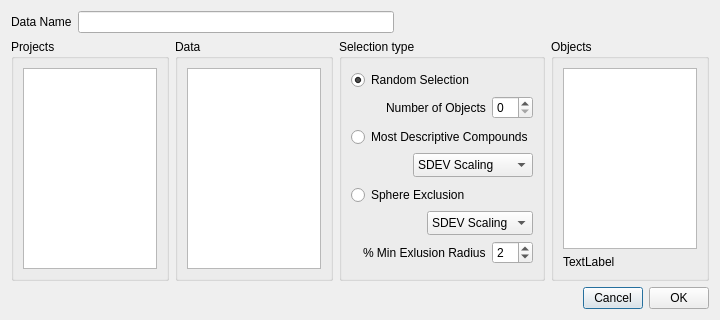
Before: the Qt Designer form src/SelectionObjectsDialog.ui in gmrandazzo/QStudioMetrics, drawn with Qt 5.
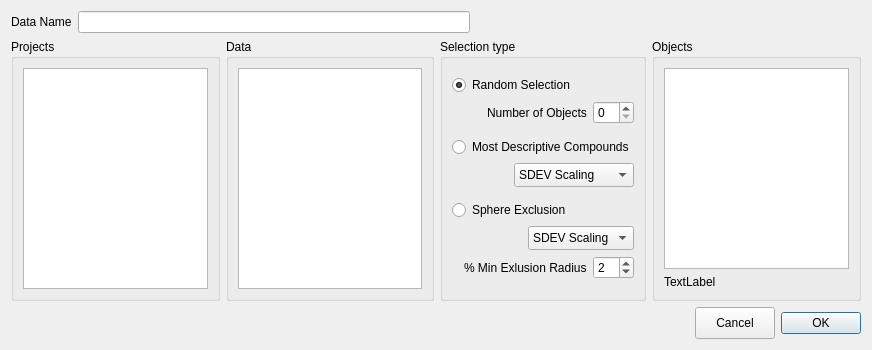
After: the same form once the commit is applied.

The edit to the form file:
```diff
--- a/src/SelectionObjectsDialog.ui
+++ b/src/SelectionObjectsDialog.ui
@@ -6,8 +6,8 @@
    <rect>
     <x>0</x>
     <y>0</y>
-    <width>720</width>
-    <height>320</height>
+    <width>872</width>
+    <height>350</height>
    </rect>
   </property>
   <property name="windowTitle">
@@ -320,8 +320,8 @@
       <widget class="QPushButton" name="cancelButton">
        <property name="minimumSize">
         <size>
-         <width>60</width>
-         <height>0</height>
+         <width>80</width>
+         <height>32</height>
         </size>
        </property>
        <property name="maximumSize">
@@ -339,7 +339,7 @@
       <widget class="QPushButton" name="okButton">
        <property name="minimumSize">
         <size>
-         <width>60</width>
+         <width>80</width>
          <height>0</height>
         </size>
        </property>
@@ -352,6 +352,9 @@
        <property name="text">
         <string>OK</string>
        </property>
+       <property name="default">
+        <bool>true</bool>
+       </property>
       </widget>
      </item>
     </layout>
```
